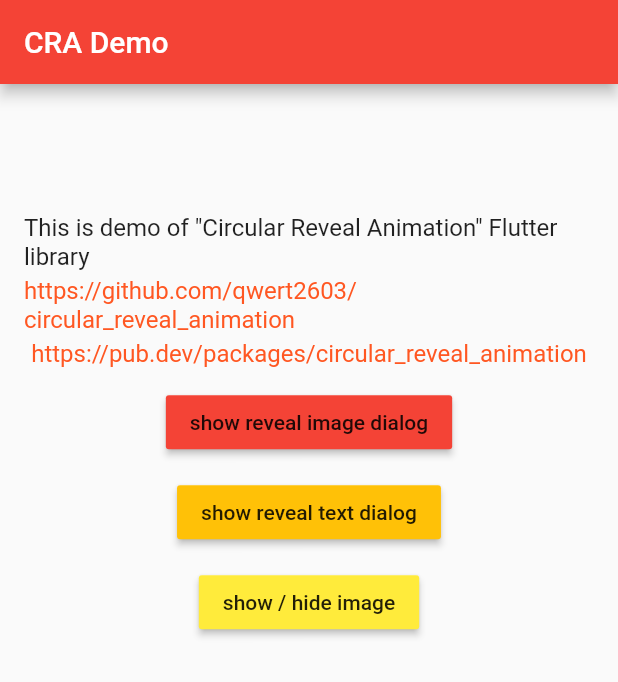
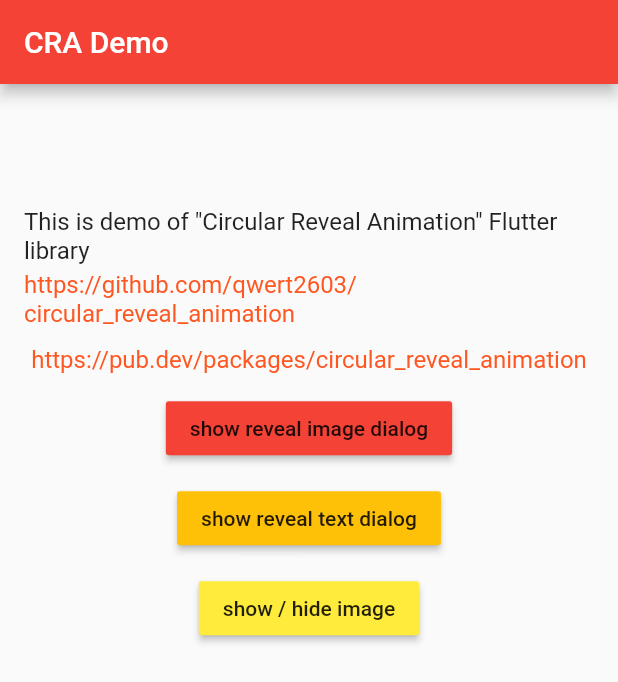
Before and after one commit to qwert2603/circular_reveal_animation, a Flutter app: the screen it shows after launch, on a phone screen of 412 x 824 dp. Shown: the top 682 px of the screen. Run offline on Flutter 3.47's test engine with Material 2 defaults, Android fonts, the phone set to English and light mode, and no system bars.

Commit message:
small ui fix in example

```diff
--- a/example/lib/main.dart
+++ b/example/lib/main.dart
@@ -70,7 +70,7 @@ class _MyHomePageState extends State<MyHomePage>
                     ),
                   ),
                 ),
-                SizedBox(height: 4),
+                SizedBox(height: 12),
                 InkWell(
                   child: Text(
                     'https://pub.dev/packages/circular_reveal_animation',
```
